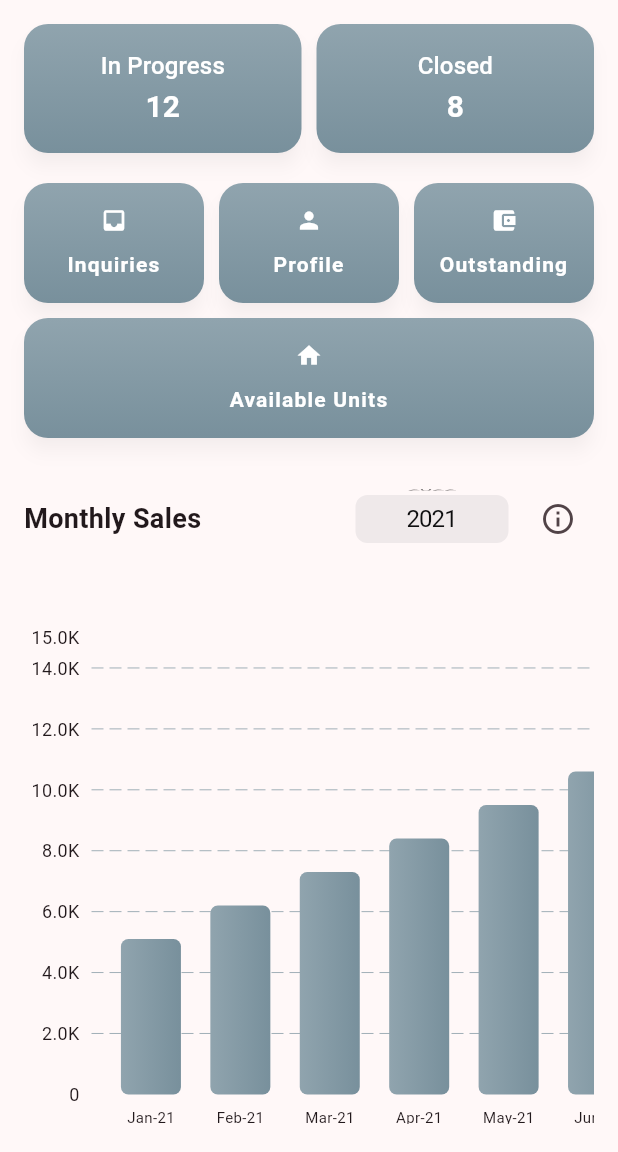
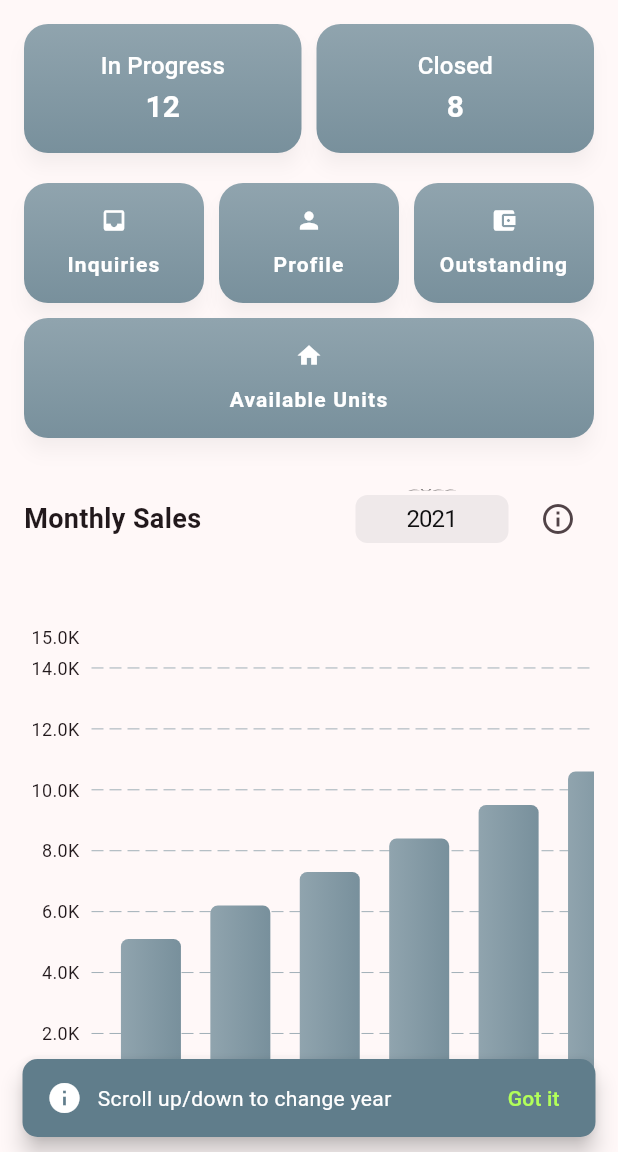
Before and after one commit to abdhmd2022/cshrealestatemobileapp-v1.0, a Flutter app: the SalesDashboardScreen screen opened directly, scrolled down 96 dp, after a tap on the "info outline" icon, on a phone screen of 412 x 824 dp, the part 84-1236 px from its top. Run offline on Flutter 3.47's test engine with Material 3 defaults, Android fonts, the phone set to English and light mode, and no system bars; drawn by our look-alikes of fl_chart; our stand-ins replace file_picker, image_picker, multi_select_flutter, shared_preferences; accounts and stored records are empty.

Commit message:
"Commit for real estate mobile app"

```diff
--- a/lib/SalesDashboard.dart
+++ b/lib/SalesDashboard.dart
@@ -545,9 +545,39 @@ class _SalesDashboardScreenState extends State<SalesDashboardScreen> with Ticker
                         child: IconButton(
                           icon: Icon(Icons.info_outline),
                           onPressed: () {
+                            ScaffoldMessenger.of(context).showSnackBar(
+                              SnackBar(
+                                content: Row(
+                                  children: [
+                                    Icon(Icons.info, color: Colors.white),
+                                    SizedBox(width: 10),
+                                    Expanded(
+                                      child: Text(
+                                        'Scroll up/down to change year',
+                                        style: TextStyle(color: Colors.white),
+                                      ),
+                                    ),
+                                  ],
+                                ),
+                                backgroundColor: Colors.blueGrey.shade500,
+                                behavior: SnackBarBehavior.floating,
+                                shape: RoundedRectangleBorder(
+                                  borderRadius: BorderRadius.circular(10),
+                                ),
+                                action: SnackBarAction(
+                                  label: 'Got it',
+                                  textColor: Colors.lightGreenAccent,
+                                  onPressed: () {
+                                    // Optional: Add action logic
+                                  },
+                                ),
+                                duration: Duration(seconds: 2),
+                              ),
+                            );
                           },
                         ),
                       ),
+
                     ],
                   ),
                   ],
```
